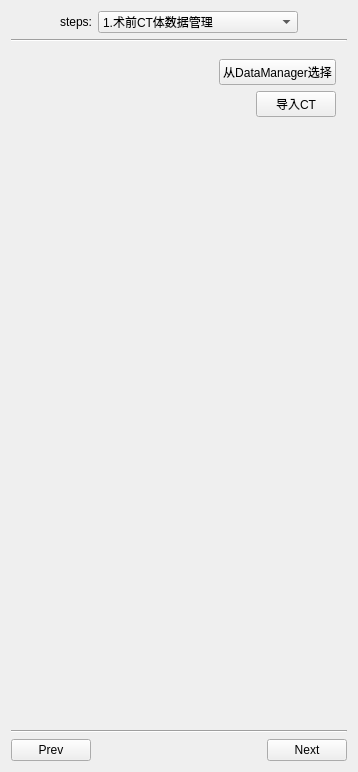
This is src/Plugins/org.vtt.myplugin/src/internal/VttViewControls.ui in zhang-heng/v23 as Qt 5 draws it before an edit. The edited form follows.
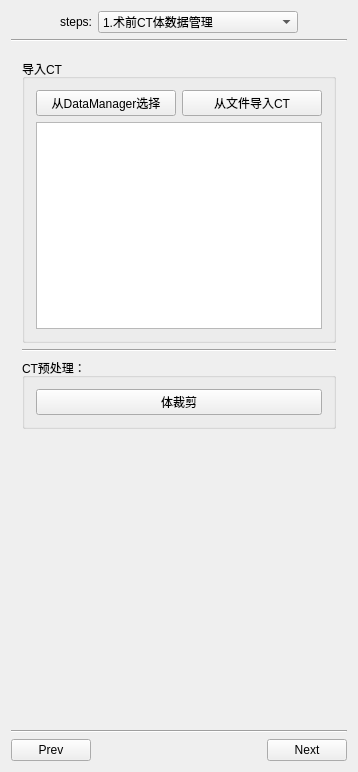
This is the edited form.

What changed in the file:
```diff
--- a/src/Plugins/org.vtt.myplugin/src/internal/VttViewControls.ui
+++ b/src/Plugins/org.vtt.myplugin/src/internal/VttViewControls.ui
@@ -103,52 +103,61 @@
      <widget class="QWidget" name="page_1">
       <layout class="QVBoxLayout" name="verticalLayout_2">
        <item>
-        <layout class="QHBoxLayout" name="horizontalLayout_4">
-         <item>
-          <spacer name="horizontalSpacer_4">
-           <property name="orientation">
-            <enum>Qt::Horizontal</enum>
-           </property>
-           <property name="sizeHint" stdset="0">
-            <size>
-             <width>40</width>
-             <height>20</height>
-            </size>
-           </property>
-          </spacer>
-         </item>
-         <item>
-          <widget class="QPushButton" name="ButtonCTOpen">
-           <property name="text">
-            <string>从DataManager选择</string>
-           </property>
-          </widget>
-         </item>
-        </layout>
+        <widget class="QGroupBox" name="ImportCTGroup">
+         <property name="title">
+          <string>导入CT</string>
+         </property>
+         <layout class="QVBoxLayout" name="verticalLayout_4">
+          <item>
+           <layout class="QHBoxLayout" name="horizontalLayout_6">
+            <item>
+             <widget class="QPushButton" name="ButtonCTOpen">
+              <property name="text">
+               <string>从DataManager选择</string>
+              </property>
+             </widget>
+            </item>
+            <item>
+             <widget class="QPushButton" name="ButtonCTImport">
+              <property name="text">
+               <string>从文件导入CT</string>
+              </property>
+             </widget>
+            </item>
+           </layout>
+          </item>
+          <item>
+           <widget class="QListWidget" name="CTListWidget"/>
+          </item>
+         </layout>
+        </widget>
        </item>
        <item>
-        <layout class="QHBoxLayout" name="horizontalLayout">
-         <item>
-          <spacer name="horizontalSpacer_3">
-           <property name="orientation">
-            <enum>Qt::Horizontal</enum>
-           </property>
-           <property name="sizeHint" stdset="0">
-            <size>
-             <width>40</width>
-             <height>20</height>
-            </size>
-           </property>
-          </spacer>
-         </item>
-         <item>
-          <widget class="QPushButton" name="ButtonCTImport">
-           <property name="text">
-            <string>导入CT</string>
-           </property>
-          </widget>
-         </item>
-        </layout>
+        <widget class="Line" name="line_3">
+         <property name="orientation">
+          <enum>Qt::Horizontal</enum>
+         </property>
+        </widget>
+       </item>
+       <item>
+        <widget class="QGroupBox" name="HandleCTGroup">
+         <property name="title">
+          <string>CT预处理：</string>
+         </property>
+         <layout class="QVBoxLayout" name="verticalLayout_6">
+          <item>
+           <layout class="QVBoxLayout" name="verticalLayout_3">
+            <item>
+             <widget class="QPushButton" name="pushButton">
+              <property name="text">
+               <string>体裁剪</string>
+              </property>
+             </widget>
+            </item>
+           </layout>
+          </item>
+         </layout>
+        </widget>
        </item>
        <item>
         <spacer name="verticalSpacer">
@@ -165,7 +174,85 @@
        </item>
       </layout>
      </widget>
-     <widget class="QWidget" name="page_2"/>
+     <widget class="QWidget" name="page_2">
+      <layout class="QVBoxLayout" name="verticalLayout_5">
+       <item>
+        <widget class="QGroupBox" name="ImportXrayGroup">
+         <property name="title">
+          <string>导入X-ray</string>
+         </property>
+         <layout class="QVBoxLayout" name="verticalLayout_8">
+          <item>
+           <layout class="QHBoxLayout" name="horizontalLayout_4">
+            <item>
+             <widget class="QPushButton" name="ButtonCTOpen_2">
+              <property name="text">
+               <string>从DataManager选择</string>
+              </property>
+             </widget>
+            </item>
+            <item>
+             <widget class="QPushButton" name="ButtonCTImport_2">
+              <property name="text">
+               <string>从文件导入X-ray</string>
+              </property>
+             </widget>
+            </item>
+           </layout>
+          </item>
+          <item>
+           <widget class="QListWidget" name="XrayListWidget">
+            <property name="minimumSize">
+             <size>
+              <width>0</width>
+              <height>0</height>
+             </size>
+            </property>
+           </widget>
+          </item>
+         </layout>
+        </widget>
+       </item>
+       <item>
+        <widget class="Line" name="line_4">
+         <property name="orientation">
+          <enum>Qt::Horizontal</enum>
+         </property>
+        </widget>
+       </item>
+       <item>
+        <widget class="QGroupBox" name="HandleXrayGroup">
+         <property name="title">
+          <string>X-ray预处理</string>
+         </property>
+         <property name="flat">
+          <bool>false</bool>
+         </property>
+         <property name="checkable">
+          <bool>false</bool>
+         </property>
+         <layout class="QVBoxLayout" name="verticalLayout_9">
+          <item>
+           <widget class="QListWidget" name="listWidget_3"/>
+          </item>
+         </layout>
+        </widget>
+       </item>
+       <item>
+        <spacer name="verticalSpacer_2">
+         <property name="orientation">
+          <enum>Qt::Vertical</enum>
+         </property>
+         <property name="sizeHint" stdset="0">
+          <size>
+           <width>20</width>
+           <height>130</height>
+          </size>
+         </property>
+        </spacer>
+       </item>
+      </layout>
+     </widget>
      <widget class="QWidget" name="page_3"/>
     </widget>
    </item>
```
